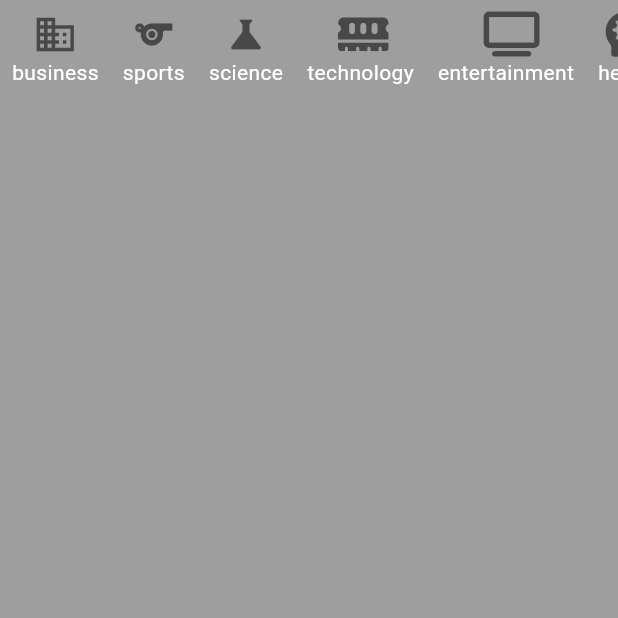
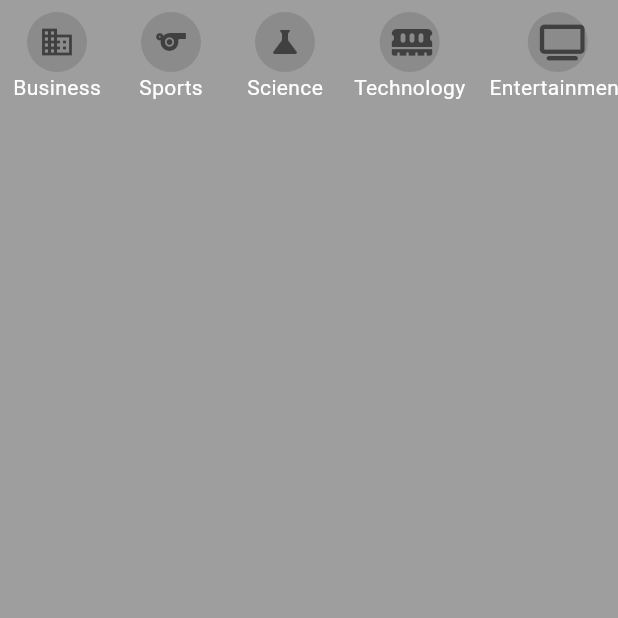
Before and after one commit to JorgeAlcaras/news_app, a Flutter app: the Tab2Page screen opened directly, on a phone screen of 412 x 824 dp, the top half of it. Run offline on Flutter 3.47's test engine with Material 3 defaults, Android fonts, the phone set to English and light mode, and no system bars; our stand-ins replace font_awesome_flutter; network calls fail.

Commit message:
Feature (News App): :sparkles: The categories menu has been modified.

```diff
--- a/lib/src/models/category_model.dart
+++ b/lib/src/models/category_model.dart
@@ -1,9 +1,9 @@
 import 'package:flutter/material.dart';
 import 'package:news_app/src/services/news_service.dart';
 
-class Category {
+class CategoryNews {
   final IconData icon;
   final String name;
 
-  Category(this.icon, this.name);
+  CategoryNews(this.icon, this.name);
 }
--- a/lib/src/pages/tab2_page.dart
+++ b/lib/src/pages/tab2_page.dart
@@ -1,7 +1,9 @@
+import 'package:flutter/foundation.dart';
 import 'package:flutter/material.dart';
 import 'package:news_app/src/services/news_service.dart';
-import 'package:news_app/src/widgets/list_news.dart';
+import 'package:news_app/src/models/category_model.dart';
 import 'package:provider/provider.dart';
+
 
 class Tab2Page extends StatelessWidget {
   const Tab2Page({super.key});
@@ -35,16 +37,49 @@ class _CategoryList extends StatelessWidget {
         scrollDirection: Axis.horizontal,
         itemCount: categories.length,
         itemBuilder: (BuildContext context, int index) {
-          return Padding(
-            padding: const EdgeInsets.all(8.0),
-            child: Column(
-              children: [
-                Icon(categories[index].icon, size: 30, color: Colors.black54,),
-                Text(categories[index].name)
-              ],
+
+        final categoryName = categories[index].name;
+
+          return GestureDetector(
+            onTap: () {
+              print(categories[index].name);
+            },
+            child: Container(
+              child: Padding(
+                padding: const EdgeInsets.all(8.0),
+                child: Column(
+                  children: [
+                    _CategoryButton(categories[index]),
+                    Text('${categoryName[0].toUpperCase()}${categoryName.substring(1)}')
+                  ],
+                ),
+              ),
             ),
           );
         },
     );
   }
 }
+
+class _CategoryButton extends StatelessWidget {
+
+  final CategoryNews category;
+
+  const _CategoryButton(this.category);
+
+  @override
+  Widget build(BuildContext context) {
+    return Container(
+      width: 40,
+      height: 40,
+      margin: const EdgeInsets.symmetric(horizontal: 10),
+      decoration: BoxDecoration(
+        shape: BoxShape.circle,
+        color: Colors.black12
+      ),
+      child:  Center(
+        child: Icon(category.icon, color: Colors.black54,),
+      ),
+    );
+  }
+}
--- a/lib/src/services/news_service.dart
+++ b/lib/src/services/news_service.dart
@@ -10,13 +10,13 @@ final _APIKEY = '244540bb56ea453da0b3aae761e1e344';
 class NewsService with ChangeNotifier {
   List<Article> headlines = [];
 
-  List<Category> categories = [
-    Category(Icons.business, 'business'),
-    Category(Icons.sports, 'sports'),
-    Category(Icons.science, 'science'),
-    Category(FontAwesomeIcons.memory, 'technology'),
-    Category(FontAwesomeIcons.tv, 'entertainment'),
-    Category(FontAwesomeIcons.headSideVirus, 'health'),
+  List<CategoryNews> categories = [
+    CategoryNews(Icons.business, 'business'),
+    CategoryNews(Icons.sports, 'sports'),
+    CategoryNews(Icons.science, 'science'),
+    CategoryNews(FontAwesomeIcons.memory, 'technology'),
+    CategoryNews(FontAwesomeIcons.tv, 'entertainment'),
+    CategoryNews(FontAwesomeIcons.headSideVirus, 'health'),
   ];
 
   NewsService() {
```
